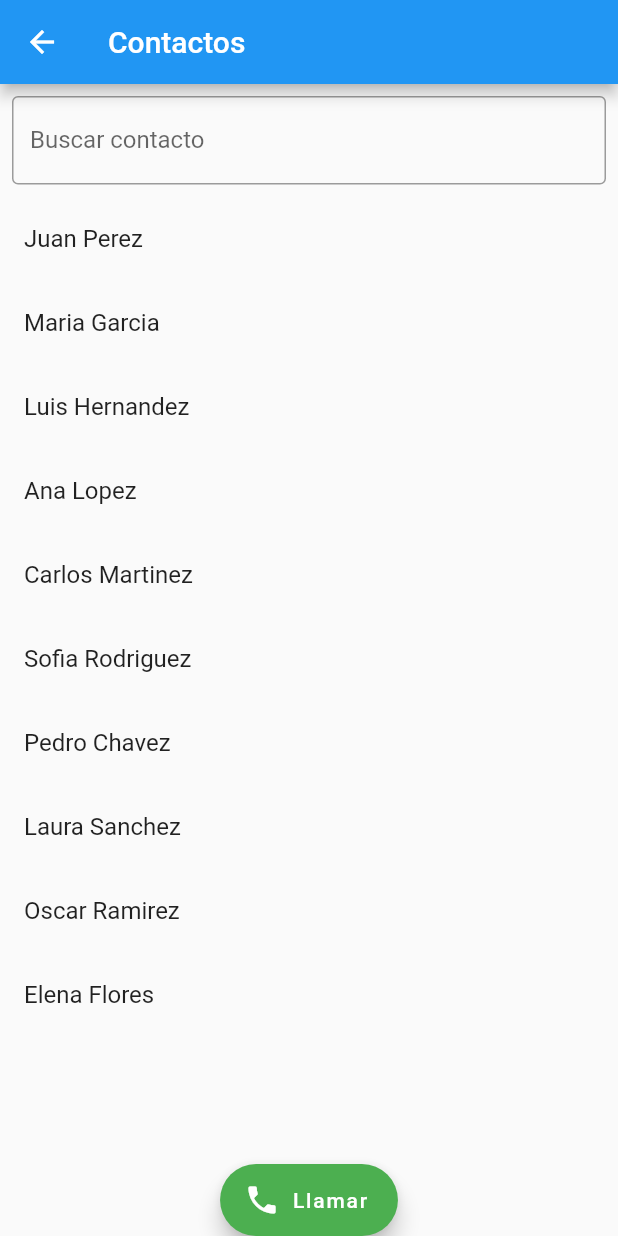
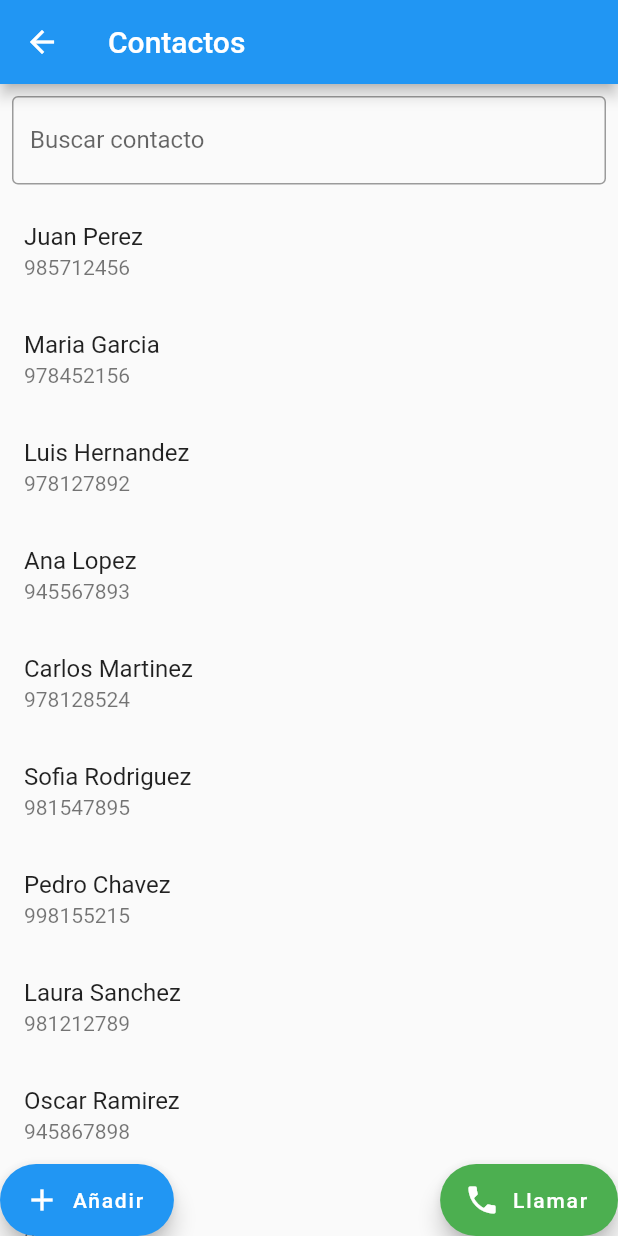
Before and after one commit to picxflor/SwiftHub, a Flutter app: the ContactPage screen opened directly, on a phone screen of 412 x 824 dp. Run offline on Flutter 3.47's test engine with Material 2 defaults, Android fonts, the phone set to English and light mode, and no system bars.

Commit message:
cod nuevo

```diff
--- a/SwiftHub/my_app/lib/pages/contactos.dart
+++ b/SwiftHub/my_app/lib/pages/contactos.dart
@@ -1,9 +1,8 @@
 import 'package:flutter/material.dart';
-
-void main() => runApp(const Contactos());
+import 'package:my_app/pages/mensajes.dart';
 
 class Contactos extends StatelessWidget {
-  const Contactos({super.key});
+  const Contactos({Key? key}) : super(key: key);
 
   @override
   Widget build(BuildContext context) {
@@ -15,28 +14,28 @@ class Contactos extends StatelessWidget {
 
 
 class ContactPage extends StatefulWidget {
-  const ContactPage({super.key});
+  const ContactPage({Key? key}) : super(key: key);
 
   @override
-  // ignore: library_private_types_in_public_api
+
   _ContactPageState createState() => _ContactPageState();
 }
 
 class _ContactPageState extends State<ContactPage> {
-  List<String> contacts = [
-    'Juan Perez',
-    'Maria Garcia',
-    'Luis Hernandez',
-    'Ana Lopez',
-    'Carlos Martinez',
-    'Sofia Rodriguez',
-    'Pedro Chavez',
-    'Laura Sanchez',
-    'Oscar Ramirez',
-    'Elena Flores',
+  List<Map<String, String>> contacts = [
+    {'name': 'Juan Perez', 'phone': '985712456'},
+    {'name': 'Maria Garcia', 'phone': '978452156'},
+    {'name': 'Luis Hernandez', 'phone': '978127892'},
+    {'name': 'Ana Lopez', 'phone': '945567893'},
+    {'name': 'Carlos Martinez', 'phone': '978128524'},
+    {'name': 'Sofia Rodriguez', 'phone': '981547895'},
+    {'name': 'Pedro Chavez', 'phone': '998155215'},
+    {'name': 'Laura Sanchez', 'phone': '981212789'},
+    {'name': 'Oscar Ramirez', 'phone': '945867898'},
+    {'name': 'Elena Flores', 'phone': '921567899'},
   ];
 
-  List<String> filteredContacts = [];
+  List<Map<String, String>> filteredContacts = [];
 
   @override
   void initState() {
@@ -48,7 +47,8 @@ class _ContactPageState extends State<ContactPage> {
     setState(() {
       filteredContacts = contacts
           .where((contact) =>
-              contact.toLowerCase().contains(query.toLowerCase()))
+              contact['name']!.toLowerCase().contains(query.toLowerCase()) ||
+              contact['phone']!.contains(query))
           .toList();
     });
   }
@@ -60,7 +60,10 @@ class _ContactPageState extends State<ContactPage> {
         leading: IconButton(
           icon: const Icon(Icons.arrow_back),
           onPressed: () {
-            // Este es el boton de regresar
+          Navigator.push(
+          context,
+          MaterialPageRoute(builder: (context) => MySms()),
+          );
           },
         ),
         title: const Text('Contactos'),
@@ -70,7 +73,7 @@ class _ContactPageState extends State<ContactPage> {
           Padding(
             padding: const EdgeInsets.all(8.0),
             child: TextField(
-            keyboardType: TextInputType.number, // Configura el teclado para que
+            keyboardType: TextInputType.number,
               onChanged: (value) => filterContacts(value),
               decoration: const InputDecoration(
                 labelText: 'Buscar contacto',
@@ -83,25 +86,37 @@ class _ContactPageState extends State<ContactPage> {
               itemCount: filteredContacts.length,
               itemBuilder: (BuildContext context, int index) {
                 return ListTile(
-                  title: Text(filteredContacts[index]),
-                  onTap: () {
-                  },
+                  title: Text(filteredContacts[index]['name']!),
+                  subtitle: Text(filteredContacts[index]['phone']!),
+                  onTap: () {},
                 );
               },
             ),
           ),
         ],
+      ),
+      floatingActionButton: Row(
+        mainAxisAlignment: MainAxisAlignment.spaceBetween,
+        children: [
+          FloatingActionButton.extended(
+            onPressed: () {
 
+            },
+            label: const Text('Añadir'),
+            icon: const Icon(Icons.add),
+            backgroundColor: Colors.blue,
           ),
+          FloatingActionButton.extended(
+            onPressed: () {
 
-      floatingActionButton: FloatingActionButton.extended(
-        onPressed: () {
             },
             label: const Text('Llamar'),
             icon: const Icon(Icons.phone),
             backgroundColor: Colors.green,
           ),
-      floatingActionButtonLocation: FloatingActionButtonLocation.centerDocked,//posision del boton
+        ],
+      ),
+      floatingActionButtonLocation: FloatingActionButtonLocation.centerDocked,
     );
   }
 }
--- a/SwiftHub/my_app/lib/pages/gps_ubi.dart
+++ b/SwiftHub/my_app/lib/pages/gps_ubi.dart
@@ -2,7 +2,7 @@ import 'package:flutter/material.dart';
 import 'package:my_app/pages/planificacion.dart';
 
 
-void main() => runApp(const UbiMap());
+
 
 class UbiMap extends StatelessWidget {
   const UbiMap ({super.key});
--- a/SwiftHub/my_app/lib/pages/mensajes.dart
+++ b/SwiftHub/my_app/lib/pages/mensajes.dart
@@ -1,10 +1,6 @@
 import 'package:flutter/material.dart';
 import 'package:my_app/pages/contactos.dart';
 import 'package:my_app/pages/planificacion.dart';
-import 'package:my_app/pages/quehacer.dart';
-
-
-void main() => runApp(const MySms());
 
 class MySms extends StatelessWidget {
   const MySms({super.key});
```
Lines whose indentation alone changed are shown as unchanged.
